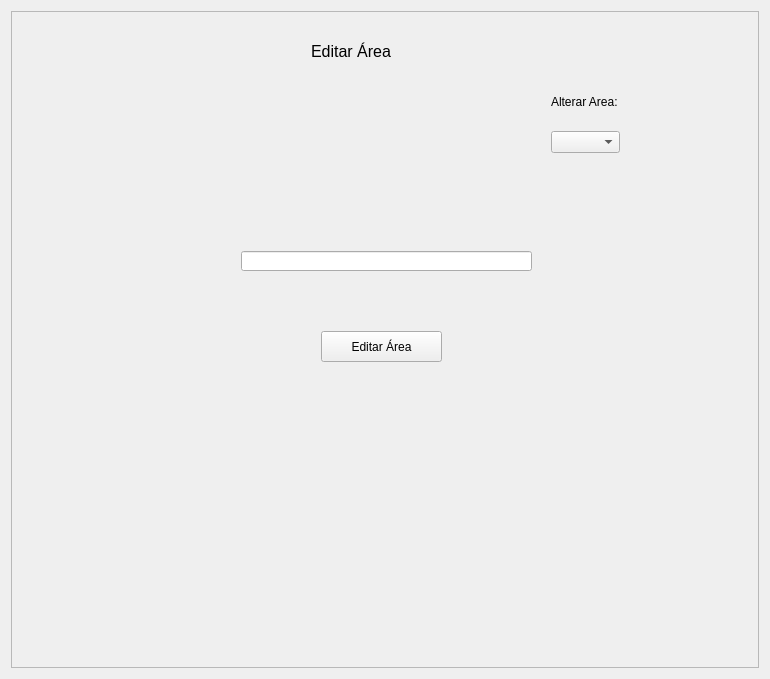
Old version of the form App/view/ui/editarArea.ui in the repository Senac-SOR-ADS/Mapa-de-Sala.
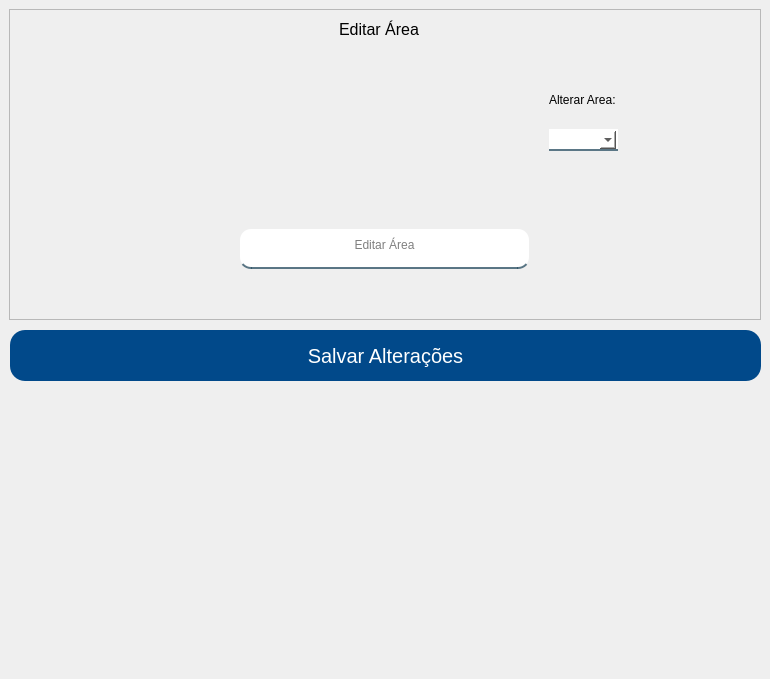
New version of the form.

```diff
--- a/App/view/ui/editarArea.ui
+++ b/App/view/ui/editarArea.ui
@@ -13,9 +13,44 @@
   <property name="windowTitle">
    <string>Form</string>
   </property>
-  <layout class="QHBoxLayout" name="horizontalLayout">
-   <item>
+  <property name="styleSheet">
+   <string notr="true">QLineEdit, QComboBox {
+	background-color: white;
+	border:2px solid rgba(0,0,0,0);
+	border-radius: 12px;
+	border-bottom-color:rgba(46,82,101,200);
+	color:rgb(0,0,0);
+	padding-bottom:7px;
+}
+
+#btnEditarArea {
+	background-color: #01498a;
+	color: #FFF;
+	border: none;
+	border-radius: 15px;
+}
+ 
+#btnEditarArea:hover {
+	background-color: #f6921e;
+}
+ 
+#respostaCadastrando {
+	color: red;
+}
+
+#respostaNaoCadastrando {
+	color: red;
+}</string>
+  </property>
     <widget class="QFrame" name="frame_2">
+   <property name="geometry">
+    <rect>
+     <x>9</x>
+     <y>9</y>
+     <width>752</width>
+     <height>311</height>
+    </rect>
+   </property>
      <property name="frameShape">
       <enum>QFrame::StyledPanel</enum>
      </property>
@@ -25,9 +60,9 @@
      <widget class="QLabel" name="label">
       <property name="geometry">
        <rect>
-        <x>300</x>
-        <y>30</y>
-        <width>131</width>
+      <x>330</x>
+      <y>10</y>
+      <width>91</width>
         <height>21</height>
        </rect>
       </property>
@@ -40,28 +75,21 @@
        <string>Editar Área</string>
       </property>
      </widget>
-     <widget class="QPushButton" name="btnEditarArea">
-      <property name="geometry">
-       <rect>
-        <x>310</x>
-        <y>320</y>
-        <width>121</width>
-        <height>31</height>
-       </rect>
-      </property>
-      <property name="text">
-       <string>Editar Área</string>
-      </property>
-     </widget>
      <widget class="QLineEdit" name="cadastrarArea">
       <property name="geometry">
        <rect>
         <x>230</x>
-        <y>240</y>
+      <y>219</y>
         <width>291</width>
-        <height>20</height>
-       </rect>
-      </property>
+      <height>41</height>
+     </rect>
+    </property>
+    <property name="alignment">
+     <set>Qt::AlignCenter</set>
+    </property>
+    <property name="placeholderText">
+     <string>Editar Área</string>
+    </property>
      </widget>
      <widget class="QLabel" name="respostaCadastrando">
       <property name="geometry">
@@ -113,8 +141,27 @@
       </property>
      </widget>
     </widget>
-   </item>
-  </layout>
+  <widget class="QPushButton" name="btnEditarArea">
+   <property name="geometry">
+    <rect>
+     <x>10</x>
+     <y>330</y>
+     <width>751</width>
+     <height>51</height>
+    </rect>
+   </property>
+   <property name="font">
+    <font>
+     <pointsize>15</pointsize>
+    </font>
+   </property>
+   <property name="cursor">
+    <cursorShape>PointingHandCursor</cursorShape>
+   </property>
+   <property name="text">
+    <string>Salvar Alterações</string>
+   </property>
+  </widget>
  </widget>
  <resources/>
  <connections/>
```
Left out of the diff: 8 changed lines with no effect on the pictures. Lines whose indentation alone changed are shown as unchanged.
